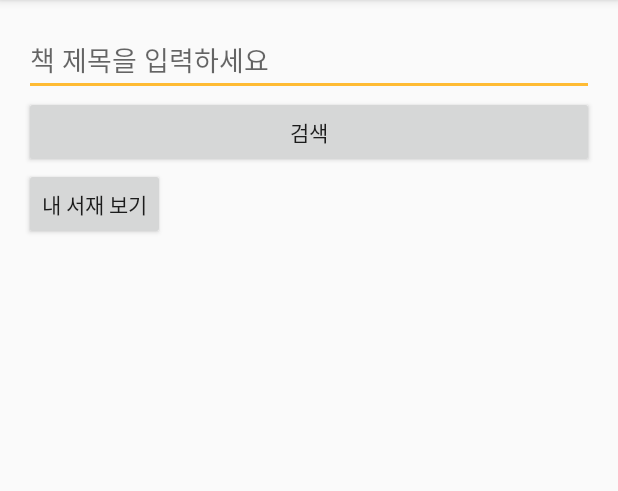
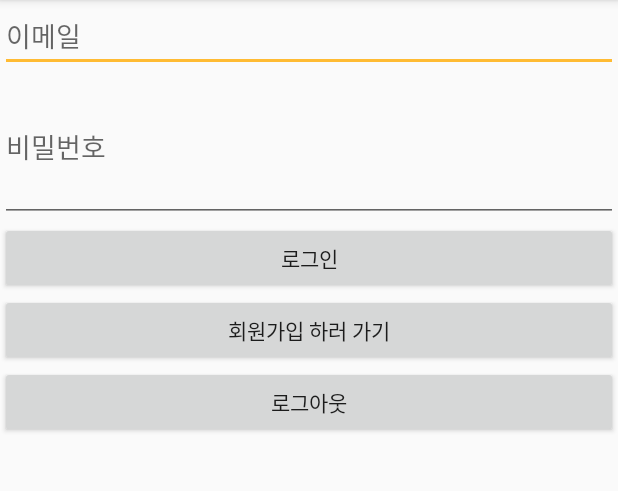
Before and after one commit to yoyowasi/ReadingBooks, an Android app built with Jetpack Compose: the screen it shows after launch (MainActivity before the commit, LoginActivity after it), on a phone screen of 412 x 824 dp, the part 84-575 px from its top. Run offline under Robolectric (Android 15) with nearby library versions, the phone set to English and light mode, and no system bars; our stand-ins replace Firebase (no records; nobody signed in at launch, a user with empty details on screens opened directly).

Commit message:
UPDate: 저장성공 시부랄꺼

```diff
--- /dev/null
+++ b/app/src/main/java/com/example/readingbooks/LoginActivity.kt
@@ -0,0 +1,54 @@
+package com.example.readingbooks
+
+import android.content.Intent
+import android.os.Bundle
+import android.widget.Button
+import android.widget.EditText
+import android.widget.Toast
+import androidx.appcompat.app.AppCompatActivity
+import androidx.core.content.ContextCompat.startActivity
+import com.google.firebase.auth.FirebaseAuth
+
+class LoginActivity : AppCompatActivity() {
+    private lateinit var auth: FirebaseAuth
+
+    override fun onCreate(savedInstanceState: Bundle?) {
+        super.onCreate(savedInstanceState)
+        setContentView(R.layout.activity_login)
+
+        auth = FirebaseAuth.getInstance()
+
+        val email = findViewById<EditText>(R.id.editEmail)
+        val password = findViewById<EditText>(R.id.editPassword)
+        val btnLogin = findViewById<Button>(R.id.btnLogin)
+
+        btnLogin.setOnClickListener {
+            val emailText = email.text.toString()
+            val pwText = password.text.toString()
+
+            auth.signInWithEmailAndPassword(emailText, pwText)
+                .addOnCompleteListener(this) { task ->
+                    if (task.isSuccessful) {
+                        startActivity(Intent(this, MainActivity::class.java))
+                        finish()
+                    } else {
+                        Toast.makeText(this, "로그인 실패", Toast.LENGTH_SHORT).show()
+                    }
+                }
+        }
+        val btnGoRegister = findViewById<Button>(R.id.btnGoRegister)
+        btnGoRegister.setOnClickListener {
+            startActivity(Intent(this, RegisterActivity::class.java))
+        }
+        val btnLogout = findViewById<Button>(R.id.btnLogout)
+        btnLogout.setOnClickListener {
+            FirebaseAuth.getInstance().signOut()
+            Toast.makeText(this, "로그아웃 되었습니다", Toast.LENGTH_SHORT).show()
+            startActivity(Intent(this, LoginActivity::class.java))
+            finish()
+        }
+
+
+    }
+
+}
--- /dev/null
+++ b/app/src/main/java/com/example/readingbooks/SplashActivity.kt
@@ -0,0 +1,22 @@
+package com.example.readingbooks
+
+import android.content.Intent
+import android.os.Bundle
+import androidx.appcompat.app.AppCompatActivity
+import com.google.firebase.auth.FirebaseAuth
+
+class SplashActivity : AppCompatActivity() {
+    override fun onCreate(savedInstanceState: Bundle?) {
+        super.onCreate(savedInstanceState)
+
+        val user = FirebaseAuth.getInstance().currentUser
+        if (user != null) {
+            // 로그인된 사용자 → 메인화면
+            startActivity(Intent(this, MainActivity::class.java))
+        } else {
+            // 로그인 안된 사용자 → 로그인 화면
+            startActivity(Intent(this, LoginActivity::class.java))
+        }
+        finish()
+    }
+}
--- a/app/src/main/java/com/example/readingbooks/data/Book.kt
+++ b/app/src/main/java/com/example/readingbooks/data/Book.kt
@@ -1,9 +1,9 @@
 package com.example.readingbooks.data
 
 data class Book(
-    val uid: String,
+    val user_id: String,
     val title: String,
     val author: String,
-    val isbn: String,
+    val isbn: String?,  // ← ✅ nullable 처리
     val review: String = ""
 )
--- a/app/src/main/java/com/example/readingbooks/repository/BookRepository.kt
+++ b/app/src/main/java/com/example/readingbooks/repository/BookRepository.kt
@@ -19,7 +19,7 @@ object BookRepository {
 
         user.getIdToken(true).addOnSuccessListener { result ->
             val token = result.token ?: return@addOnSuccessListener
-            val client = SupabaseClient.create(token)
+            val client = SupabaseClient.create()
 
             client.getBooks().enqueue(object : Callback<List<Book>> {
                 override fun onResponse(call: Call<List<Book>>, response: Response<List<Book>>) {
--- /dev/null
+++ b/app/src/main/res/layout/activity_login.xml
@@ -0,0 +1,37 @@
+<?xml version="1.0" encoding="utf-8"?>
+<LinearLayout
+    xmlns:tools="http://schemas.android.com/tools"
+    xmlns:app="http://schemas.android.com/apk/res-auto"
+    xmlns:android="http://schemas.android.com/apk/res/android"
+    android:layout_width="match_parent"
+    android:layout_height="match_parent"
+    android:orientation="vertical">
+    <EditText
+        android:id="@+id/editEmail"
+        android:hint="이메일"
+        android:layout_width="match_parent"
+        android:layout_height="wrap_content"/>
+    <EditText
+        android:hint="비밀번호"
+        android:id="@+id/editPassword"
+        android:inputType="textPassword"
+        android:layout_width="match_parent"
+        android:layout_height="100dp"/>
+    <Button
+        android:id="@+id/btnLogin"
+        android:text="로그인"
+        android:layout_width="match_parent"
+        android:layout_height="wrap_content"/>
+    <Button
+        android:id="@+id/btnGoRegister"
+        android:layout_width="match_parent"
+        android:layout_height="wrap_content"
+        android:text="회원가입 하러 가기" />
+    <Button
+        android:id="@+id/btnLogout"
+        android:layout_width="match_parent"
+        android:layout_height="wrap_content"
+        android:text="로그아웃" />
+
+
+</LinearLayout>
```
Also changed, not shown: app/src/main/AndroidManifest.xml (+10 -5 lines), app/src/main/java/com/example/readingbooks/MainActivity.kt (+30 -40 lines), app/src/main/java/com/example/readingbooks/MyLibraryActivity.kt (added, +77 -0 lines), app/src/main/java/com/example/readingbooks/RegisterActivity.kt (added, +40 -0 lines), app/src/main/java/com/example/readingbooks/data/api/SupabaseApi.kt (+10 -4 lines), app/src/main/java/com/example/readingbooks/data/api/SupabaseClient.kt (+17 -5 lines), app/src/main/java/com/example/readingbooks/data/model/BookSearchResponse.kt (+7 -6 lines), app/src/main/res/layout/activity_main.xml (+6 -1 lines), app/src/main/res/layout/activity_my_library.xml (added, +22 -0 lines), app/src/main/res/layout/activity_register.xml (added, +26 -0 lines), 1 other file.
